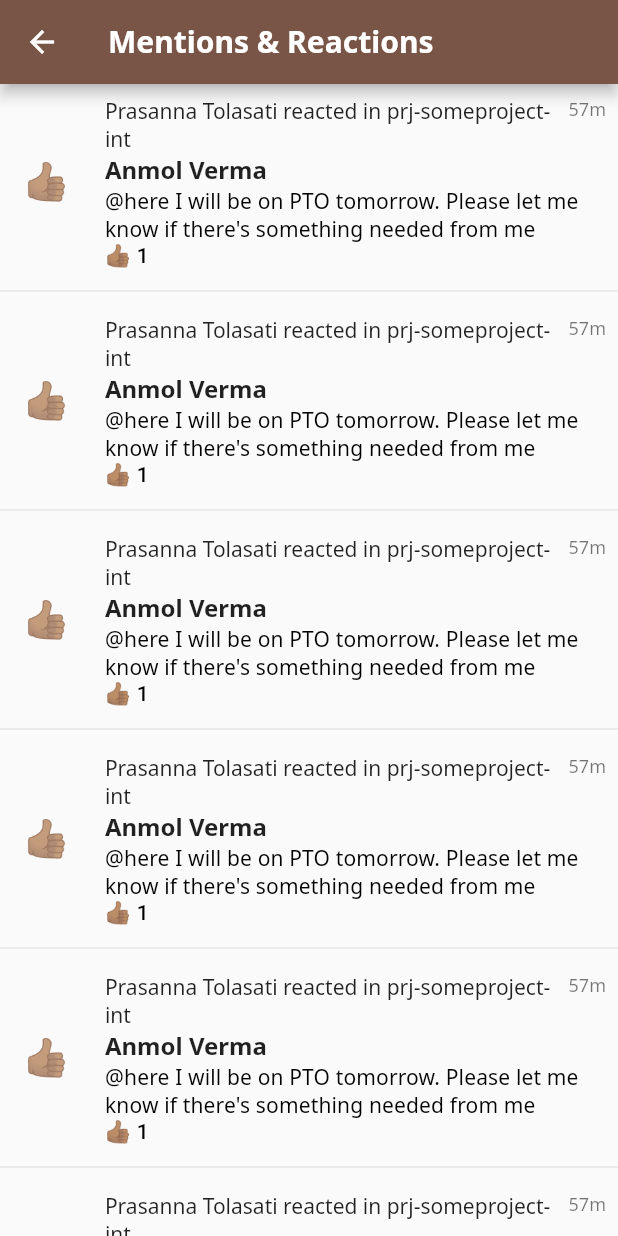
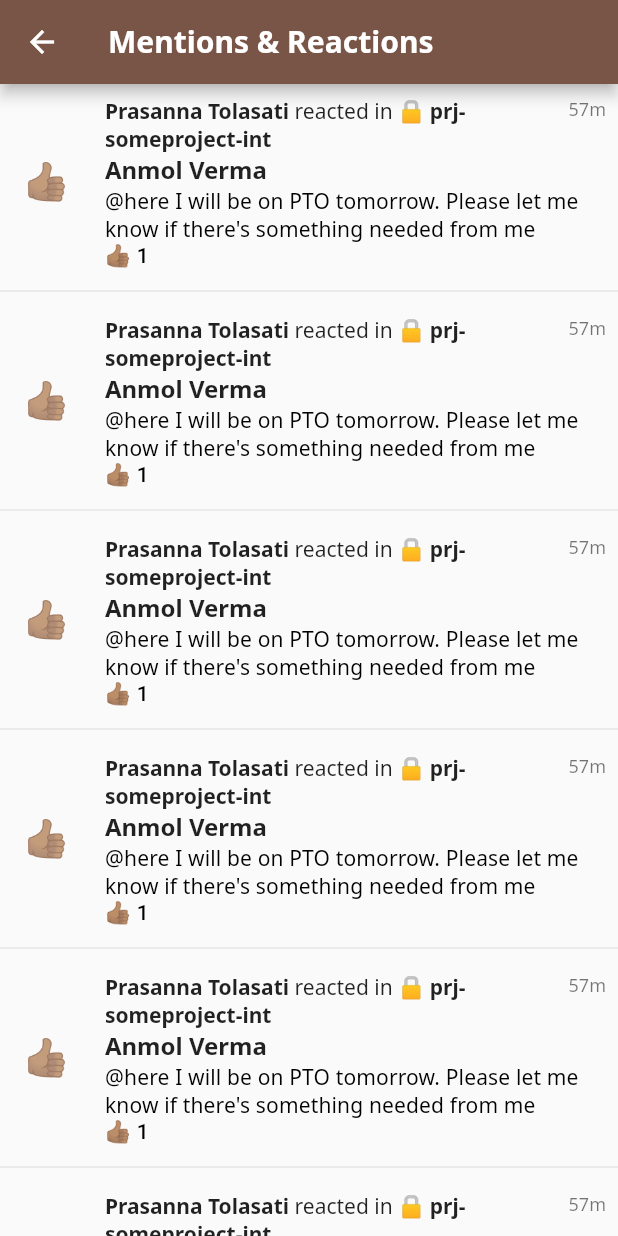
Before and after one commit to oianmol/flutter_slack, a Flutter app: the SKMentionsScreen screen opened directly, on a phone screen of 412 x 824 dp. Run offline on Flutter 3.47's test engine with Material 2 defaults, Android fonts, the phone set to English and light mode, and no system bars; our stand-ins replace get, google_fonts.

Commit message:
mentions screen updates

```diff
--- a/lib/app/pages/dashboard/pages/mentions/sk_mention_item.dart
+++ b/lib/app/pages/dashboard/pages/mentions/sk_mention_item.dart
@@ -17,13 +17,11 @@ class SKMentionItem extends StatelessWidget {
             children: [
               Row(
                 children: [
-                  Expanded(
-                      child: Text(
-                          "Prasanna Tolasati reacted in prj-someproject-int",
-                          style: GoogleFonts.notoSans())),
+                  Expanded(child: mentionText()),
                   Text("57m",
-                      style: GoogleFonts.notoSans(
-                          textStyle: Get.textTheme.caption)).paddingOnly(left: 8)
+                          style: GoogleFonts.notoSans(
+                              textStyle: Get.textTheme.caption))
+                      .paddingOnly(left: 8)
                 ],
                 crossAxisAlignment: CrossAxisAlignment.start,
               ),
@@ -51,4 +49,21 @@ class SKMentionItem extends StatelessWidget {
       ],
     );
   }
+
+  Widget mentionText() {
+    return RichText(
+        text: TextSpan(children: [
+      TextSpan(
+          text: "Prasanna Tolasati ",
+          style: GoogleFonts.notoSans(
+              fontWeight: FontWeight.bold, color: Colors.black87)),
+      TextSpan(
+          text: "reacted in",
+          style: GoogleFonts.notoSans(color: Colors.black87)),
+      TextSpan(
+          text: " 🔒 prj-someproject-int",
+          style: GoogleFonts.notoSans(
+              fontWeight: FontWeight.bold, color: Colors.black87))
+    ]));
+  }
 }
```
